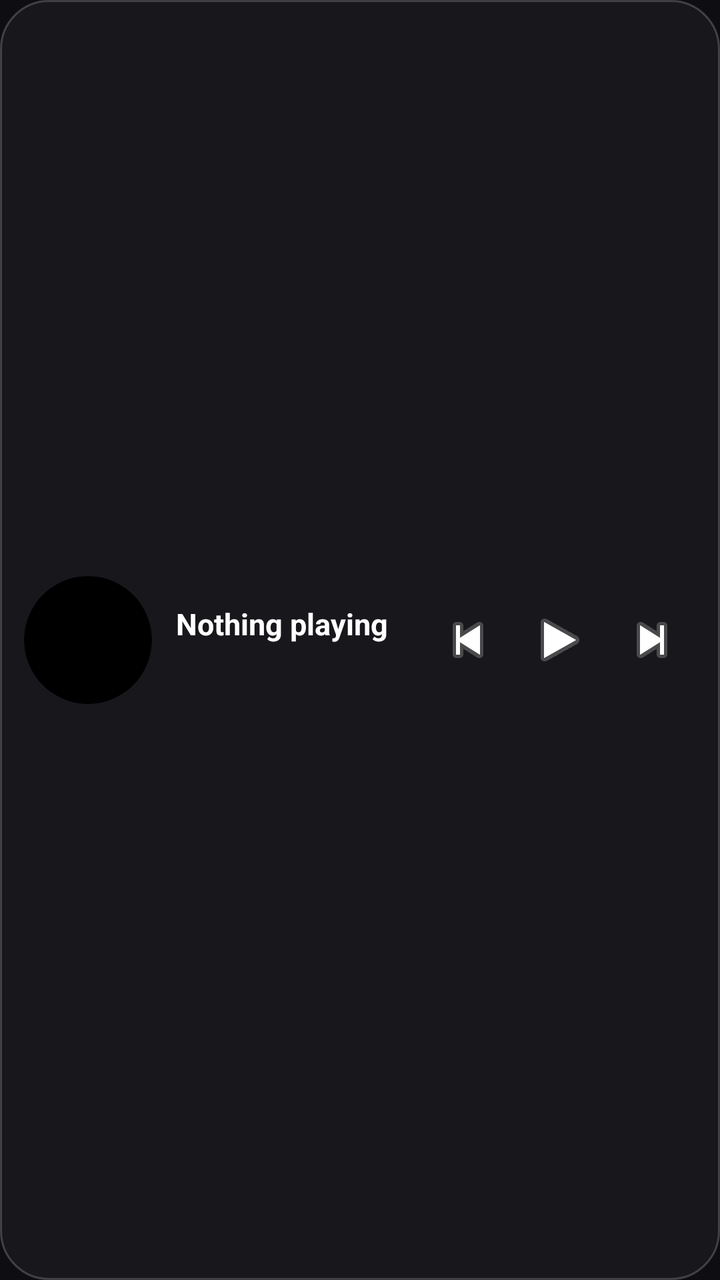
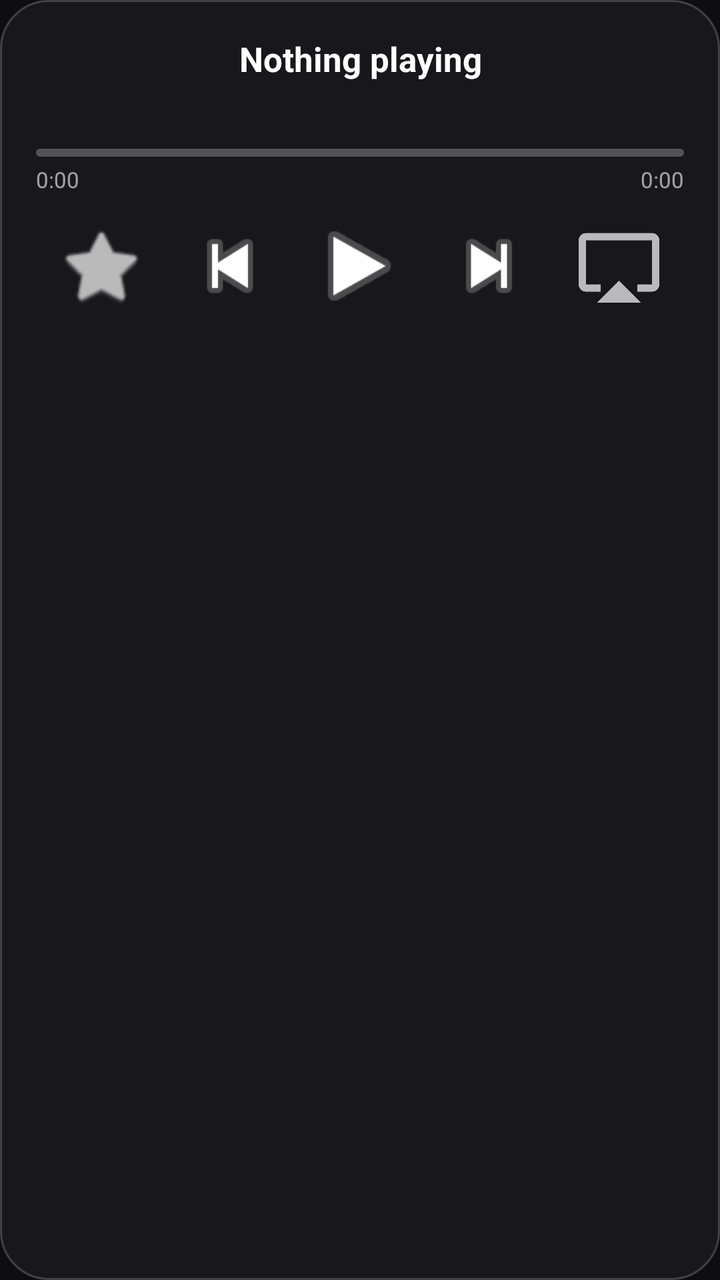

Compare the two renders of this Android layout. The source of the first and the diff that turns it into the second are given below.
<!-- AndroidManifest.xml: application theme Theme.MusicLockArt -->
<!-- res/layout/widget_music.xml -->
<?xml version="1.0" encoding="utf-8"?>
<LinearLayout xmlns:android="http://schemas.android.com/apk/res/android"
    android:layout_width="match_parent"
    android:layout_height="match_parent"
    android:orientation="horizontal"
    android:background="@drawable/widget_bg"
    android:padding="12dp"
    android:gravity="center_vertical">

    <ImageView
        android:id="@+id/widgetArt"
        android:layout_width="64dp"
        android:layout_height="64dp"
        android:scaleType="centerCrop"
        android:contentDescription="@null"
        android:background="@drawable/card_clip"
        android:clipToOutline="true" />

    <LinearLayout
        android:layout_width="0dp"
        android:layout_height="wrap_content"
        android:layout_weight="1"
        android:layout_marginStart="12dp"
        android:orientation="vertical">

        <TextView
            android:id="@+id/widgetTitle"
            android:layout_width="match_parent"
            android:layout_height="wrap_content"
            android:ellipsize="end"
            android:maxLines="1"
            android:text="@string/nothing_playing"
            android:textColor="@android:color/white"
            android:textSize="15sp"
            android:textStyle="bold" />

        <TextView
            android:id="@+id/widgetArtist"
            android:layout_width="match_parent"
            android:layout_height="wrap_content"
            android:ellipsize="end"
            android:maxLines="1"
            android:textColor="#CCFFFFFF"
            android:textSize="12sp" />
    </LinearLayout>

    <ImageButton
        android:id="@+id/widgetPrev"
        android:layout_width="44dp"
        android:layout_height="44dp"
        android:background="@android:color/transparent"
        android:contentDescription="@string/prev"
        android:src="@android:drawable/ic_media_previous" />

    <ImageButton
        android:id="@+id/widgetPlayPause"
        android:layout_width="48dp"
        android:layout_height="48dp"
        android:background="@android:color/transparent"
        android:contentDescription="@string/play_pause"
        android:src="@android:drawable/ic_media_play" />

    <ImageButton
        android:id="@+id/widgetNext"
        android:layout_width="44dp"
        android:layout_height="44dp"
        android:background="@android:color/transparent"
        android:contentDescription="@string/next"
        android:src="@android:drawable/ic_media_next" />
</LinearLayout>
<!-- resources referenced by this layout -->
<resources>
  <!-- drawable card_clip (drawable) -->
  <?xml version="1.0" encoding="utf-8"?>
  <shape xmlns:android="http://schemas.android.com/apk/res/android"
      android:shape="rectangle">
      <solid android:color="#000000" />
      <corners android:radius="32dp" />
  </shape>
  <!-- drawable widget_bg (drawable) -->
  <?xml version="1.0" encoding="utf-8"?>
  <shape xmlns:android="http://schemas.android.com/apk/res/android"
      android:shape="rectangle">
      <solid android:color="#CC1A1A1F" />
      <corners android:radius="24dp" />
      <stroke android:width="1dp" android:color="#33FFFFFF" />
  </shape>
  <string name="next">Next</string>
  <string name="nothing_playing">Nothing playing</string>
  <string name="play_pause">Play or pause</string>
  <string name="prev">Previous</string>
  <style name="Theme.MusicLockArt" parent="Theme.Material3.DayNight.NoActionBar">
          <item name="colorPrimary">@color/accent</item>
          <item name="android:windowBackground">@color/bg_dark</item>
      </style>
  <color name="accent">#FF375F</color>
  <color name="bg_dark">#0E0E12</color>
</resources>

<!-- the commit's change to res/layout/widget_music.xml (unified diff, before → after) -->
@@ -1,70 +1,132 @@
 <?xml version="1.0" encoding="utf-8"?>
 <LinearLayout xmlns:android="http://schemas.android.com/apk/res/android"
+    xmlns:app="http://schemas.android.com/apk/res-auto"
     android:layout_width="match_parent"
     android:layout_height="match_parent"
-    android:orientation="horizontal"
+    android:orientation="vertical"
     android:background="@drawable/widget_bg"
-    android:padding="12dp"
-    android:gravity="center_vertical">
+    android:padding="18dp">
 
-    <ImageView
-        android:id="@+id/widgetArt"
-        android:layout_width="64dp"
-        android:layout_height="64dp"
-        android:scaleType="centerCrop"
-        android:contentDescription="@null"
-        android:background="@drawable/card_clip"
-        android:clipToOutline="true" />
+    
+    <TextView
+        android:id="@+id/widgetTitle"
+        android:layout_width="match_parent"
+        android:layout_height="wrap_content"
+        android:ellipsize="end"
+        android:gravity="center"
+        android:maxLines="1"
+        android:text="@string/nothing_playing"
+        android:textColor="@android:color/white"
+        android:textSize="17sp"
+        android:textStyle="bold" />
+
+    <TextView
+        android:id="@+id/widgetArtist"
+        android:layout_width="match_parent"
+        android:layout_height="wrap_content"
+        android:layout_marginTop="2dp"
+        android:ellipsize="end"
+        android:gravity="center"
+        android:maxLines="1"
+        android:textColor="#B3FFFFFF"
+        android:textSize="13sp" />
+
+    
+    <ProgressBar
+        android:id="@+id/widgetProgress"
+        style="@android:style/Widget.ProgressBar.Horizontal"
+        android:layout_width="match_parent"
+        android:layout_height="4dp"
+        android:layout_marginTop="14dp"
+        android:max="1000"
+        android:progress="0"
+        android:progressTint="#FFFFFFFF"
+        android:progressBackgroundTint="#40FFFFFF" />
 
     <LinearLayout
-        android:layout_width="0dp"
+        android:layout_width="match_parent"
         android:layout_height="wrap_content"
-        android:layout_weight="1"
-        android:layout_marginStart="12dp"
-        android:orientation="vertical">
+        android:layout_marginTop="4dp"
+        android:orientation="horizontal">
 
         <TextView
-            android:id="@+id/widgetTitle"
-            android:layout_width="match_parent"
+            android:id="@+id/widgetElapsed"
+            android:layout_width="0dp"
             android:layout_height="wrap_content"
-            android:ellipsize="end"
-            android:maxLines="1"
-            android:text="@string/nothing_playing"
-            android:textColor="@android:color/white"
-            android:textSize="15sp"
-            android:textStyle="bold" />
+            android:layout_weight="1"
+            android:text="0:00"
+            android:textColor="#99FFFFFF"
+            android:textSize="11sp" />
 
         <TextView
-            android:id="@+id/widgetArtist"
-            android:layout_width="match_parent"
+            android:id="@+id/widgetTotal"
+            android:layout_width="0dp"
             android:layout_height="wrap_content"
-            android:ellipsize="end"
-            android:maxLines="1"
-            android:textColor="#CCFFFFFF"
-            android:textSize="12sp" />
+            android:layout_weight="1"
+            android:gravity="end"
+            android:text="0:00"
+            android:textColor="#99FFFFFF"
+            android:textSize="11sp" />
     </LinearLayout>
 
-    <ImageButton
-        android:id="@+id/widgetPrev"
-        android:layout_width="44dp"
-        android:layout_height="44dp"
-        android:background="@android:color/transparent"
-        android:contentDescription="@string/prev"
-        android:src="@android:drawable/ic_media_previous" />
+    
+    <LinearLayout
+        android:layout_width="match_parent"
+        android:layout_height="wrap_content"
+        android:layout_marginTop="10dp"
+        android:gravity="center"
+        android:orientation="horizontal">
 
-    <ImageButton
-        android:id="@+id/widgetPlayPause"
-        android:layout_width="48dp"
-        android:layout_height="48dp"
-        android:background="@android:color/transparent"
-        android:contentDescription="@string/play_pause"
-        android:src="@android:drawable/ic_media_play" />
+        <ImageButton
+            android:id="@+id/widgetStar"
+            android:layout_width="0dp"
+            android:layout_height="44dp"
+            android:layout_weight="1"
+            android:background="@android:color/transparent"
+            android:contentDescription="@string/favorite"
+            android:src="@android:drawable/btn_star_big_off"
+            android:scaleType="fitCenter"
+            app:tint="#B3FFFFFF" />
 
-    <ImageButton
-        android:id="@+id/widgetNext"
-        android:layout_width="44dp"
-        android:layout_height="44dp"
-        android:background="@android:color/transparent"
-        android:contentDescription="@string/next"
-        android:src="@android:drawable/ic_media_next" />
+        <ImageButton
+            android:id="@+id/widgetPrev"
+            android:layout_width="0dp"
+            android:layout_height="48dp"
+            android:layout_weight="1"
+            android:background="@android:color/transparent"
+            android:contentDescription="@string/prev"
+            android:src="@android:drawable/ic_media_previous"
+            android:scaleType="fitCenter" />
+
+        <ImageButton
+            android:id="@+id/widgetPlayPause"
+            android:layout_width="0dp"
+            android:layout_height="52dp"
+            android:layout_weight="1"
+            android:background="@android:color/transparent"
+            android:contentDescription="@string/play_pause"
+            android:src="@android:drawable/ic_media_play"
+            android:scaleType="fitCenter" />
+
+        <ImageButton
+            android:id="@+id/widgetNext"
+            android:layout_width="0dp"
+            android:layout_height="48dp"
+            android:layout_weight="1"
+            android:background="@android:color/transparent"
+            android:contentDescription="@string/next"
+            android:src="@android:drawable/ic_media_next"
+            android:scaleType="fitCenter" />
+
+        <ImageButton
+            android:id="@+id/widgetAirplay"
+            android:layout_width="0dp"
+            android:layout_height="44dp"
+            android:layout_weight="1"
+            android:background="@android:color/transparent"
+            android:contentDescription="@string/output"
+            android:src="@drawable/ic_airplay"
+            android:scaleType="fitCenter"
+            app:tint="#B3FFFFFF" />
+    </LinearLayout>
 </LinearLayout>
<!-- resource entries referenced after the edit -->
@@ -1,12 +1,14 @@
 <!-- resources referenced by this layout -->
 <resources>
-  <!-- drawable card_clip (drawable) -->
+  <!-- drawable ic_airplay (drawable) -->
   <?xml version="1.0" encoding="utf-8"?>
-  <shape xmlns:android="http://schemas.android.com/apk/res/android"
-      android:shape="rectangle">
-      <solid android:color="#000000" />
-      <corners android:radius="32dp" />
-  </shape>
+  <vector xmlns:android="http://schemas.android.com/apk/res/android"
+      android:width="24dp" android:height="24dp"
+      android:viewportWidth="24" android:viewportHeight="24"
+      android:tint="#FFFFFFFF">
+      <path android:fillColor="#FFFFFF"
+          android:pathData="M6,22h12l-6,-6zM21,3L3,3c-1.1,0 -2,0.9 -2,2v12c0,1.1 0.9,2 2,2h4v-2L3,17L3,5h18v12h-4v2h4c1.1,0 2,-0.9 2,-2L23,5c0,-1.1 -0.9,-2 -2,-2z"/>
+  </vector>
   <!-- drawable widget_bg (drawable) -->
   <?xml version="1.0" encoding="utf-8"?>
   <shape xmlns:android="http://schemas.android.com/apk/res/android"
@@ -15,8 +17,10 @@
       <corners android:radius="24dp" />
       <stroke android:width="1dp" android:color="#33FFFFFF" />
   </shape>
+  <string name="favorite">Favorite</string>
   <string name="next">Next</string>
   <string name="nothing_playing">Nothing playing</string>
+  <string name="output">Audio output</string>
   <string name="play_pause">Play or pause</string>
   <string name="prev">Previous</string>
   <style name="Theme.MusicLockArt" parent="Theme.Material3.DayNight.NoActionBar">
